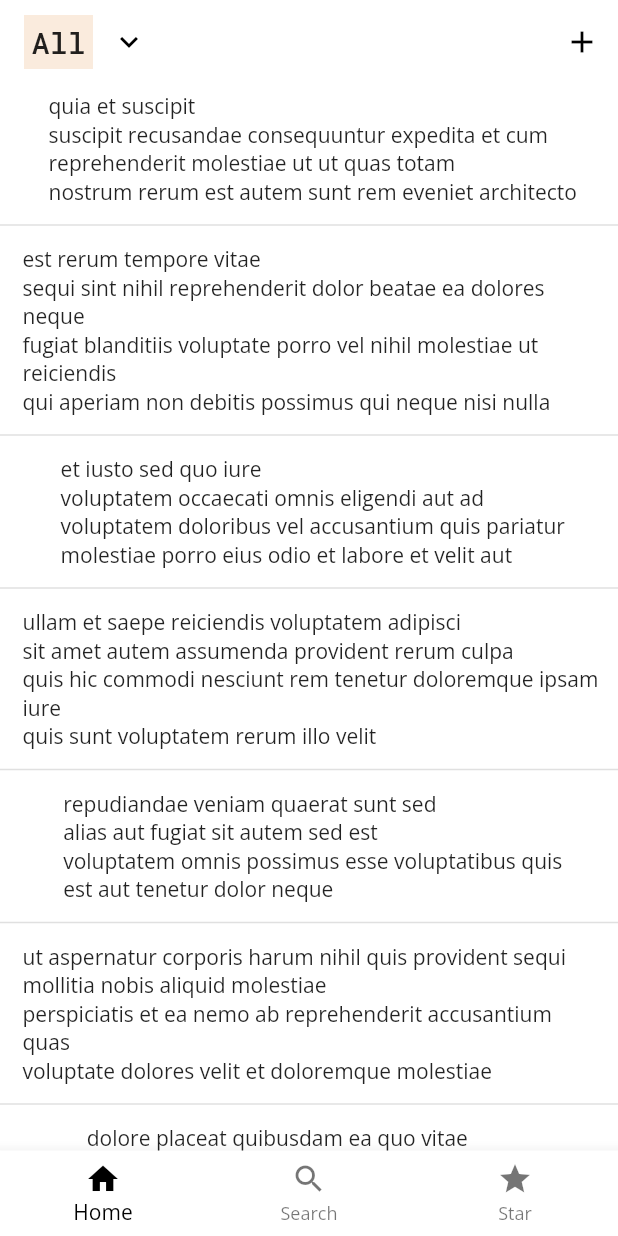
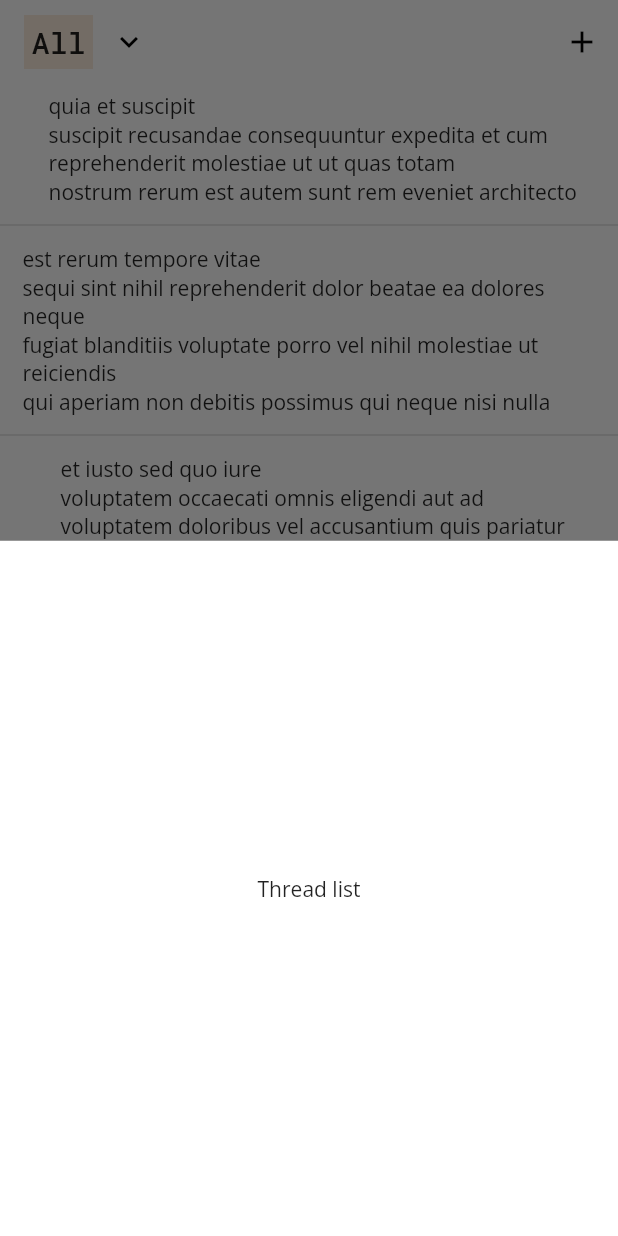
Before and after one commit to edward-jo/mono_story, a Flutter app: the screen it shows after launch, after a tap on the "keyboard arrow down" icon, on a phone screen of 412 x 824 dp. Run offline on Flutter 3.47's test engine with Material 2 defaults, Android fonts, the phone set to English and light mode, and no system bars; our stand-ins replace google_fonts.

Commit message:
Show modal bottom sheet to select thread

```diff
--- a/lib/ui/views/main/home/home_screen.dart
+++ b/lib/ui/views/main/home/home_screen.dart
@@ -20,21 +20,37 @@ class _HomeScreenState extends State<HomeScreen> {
     return DefaultTabController(
       length: 5,
       child: Scaffold(
-        // APP BAR
+        // -- APP BAR --
         appBar: AppBar(
-          title: ThreadSelectButton(
+          automaticallyImplyLeading: false,
+          title: Builder(builder: (context) {
+            return ThreadSelectButton(
               name: _currentThread,
-              onPressed: () {
-                developer.log('Pressed');
-              }),
+              onPressed: () => showThreadSelectList(context),
+            );
+          }),
           actions: <Widget>[
             IconButton(onPressed: () {}, icon: const Icon(Icons.add_outlined))
           ],
         ),
+
+        // -- BODY --
         body: const SafeArea(
           child: MessageListView(),
         ),
       ),
     );
   }
+
+  void showThreadSelectList(BuildContext context) {
+    showModalBottomSheet(
+      context: context,
+      builder: (ctx) {
+        return SizedBox(
+          height: MediaQuery.of(context).size.height * 0.6,
+          child: const Center(child: Text('Thread list')),
+        );
+      },
+    );
+  }
 }
```
